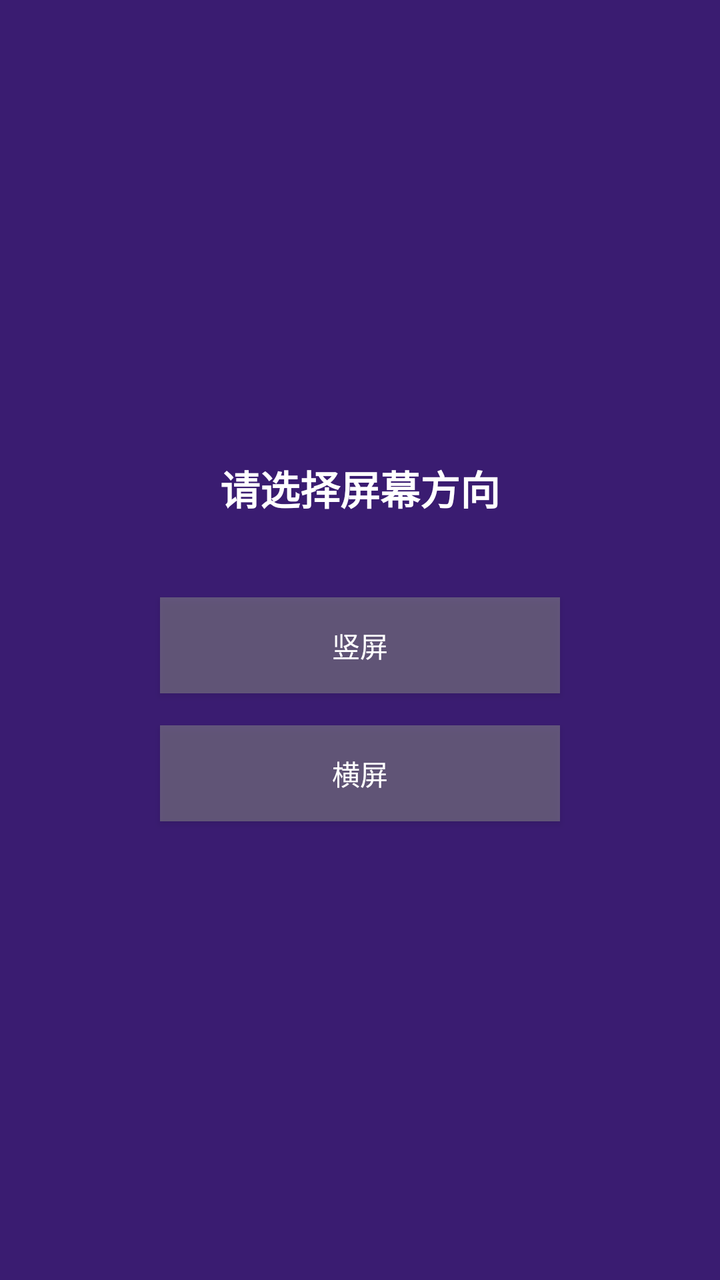
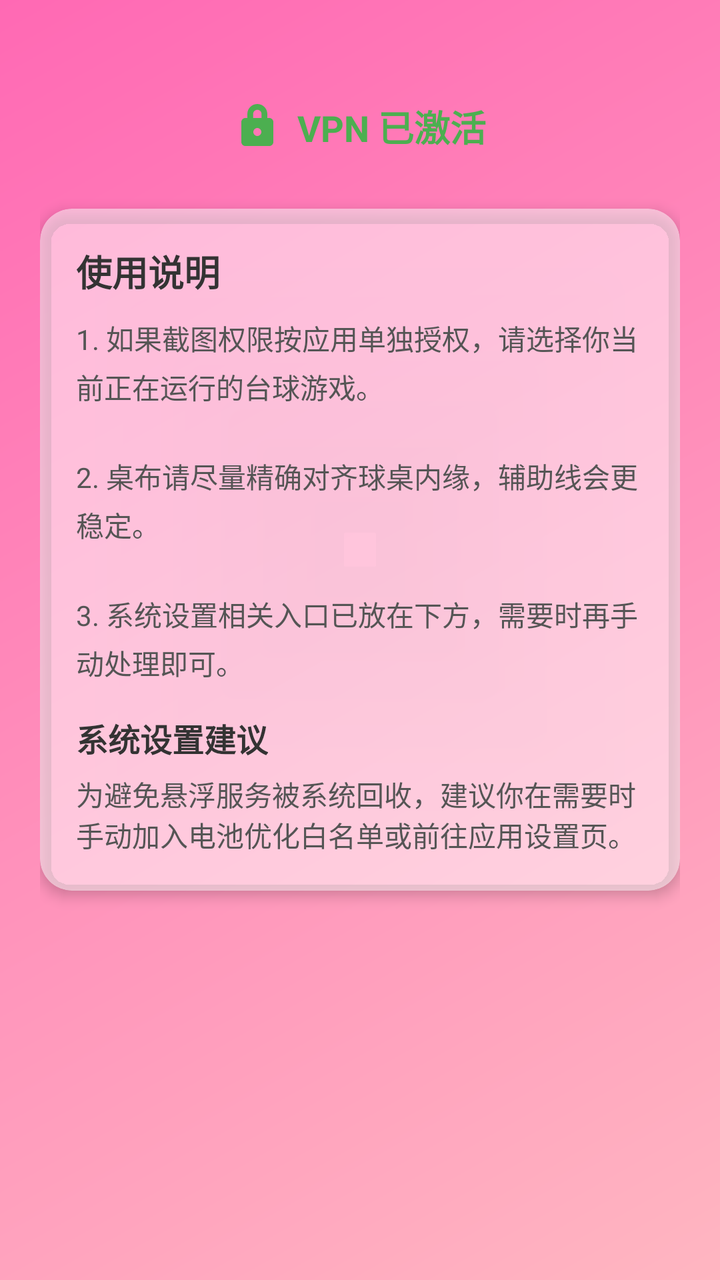

The first picture is an Android layout as it rendered before a commit; the second is the same layout after the commit. The layout source and the unified diff follow.
<!-- AndroidManifest.xml: application theme Theme.BabyJie -->
<!-- res/layout/activity_orientation.xml -->
<?xml version="1.0" encoding="utf-8"?>
<LinearLayout xmlns:android="http://schemas.android.com/apk/res/android"
    android:layout_width="match_parent"
    android:layout_height="match_parent"
    android:gravity="center"
    android:orientation="vertical"
    android:background="#FF3A1C71">

    <TextView
        android:layout_width="wrap_content"
        android:layout_height="wrap_content"
        android:text="请选择屏幕方向"
        android:textColor="#FFFFFF"
        android:textSize="20sp"
        android:textStyle="bold"
        android:layout_marginBottom="40dp" />

    <Button
        android:id="@+id/btnPortrait"
        android:layout_width="200dp"
        android:layout_height="48dp"
        android:text="竖屏"
        android:textColor="#FFFFFF"
        android:background="#88888888" />

    <Button
        android:id="@+id/btnLandscape"
        android:layout_width="200dp"
        android:layout_height="48dp"
        android:text="横屏"
        android:textColor="#FFFFFF"
        android:background="#88888888"
        android:layout_marginTop="16dp" />
</LinearLayout>
<!-- resources referenced by this layout -->
<resources>
  <style name="Theme.BabyJie" parent="Theme.AppCompat.Light.NoActionBar">
          <item name="android:statusBarColor">#000000</item>
          <item name="android:navigationBarColor">#000000</item>
      </style>
</resources>

<!-- the commit's change to res/layout/activity_orientation.xml (unified diff, before → after) -->
@@ -1,34 +1,110 @@
 <?xml version="1.0" encoding="utf-8"?>
 <LinearLayout xmlns:android="http://schemas.android.com/apk/res/android"
+    xmlns:app="http://schemas.android.com/apk/res-auto"
     android:layout_width="match_parent"
     android:layout_height="match_parent"
-    android:gravity="center"
     android:orientation="vertical"
-    android:background="#FF3A1C71">
+    android:background="@drawable/bg_pink_gradient"
+    android:padding="20dp"
+    android:gravity="center_horizontal">
 
-    <TextView
+    
+    <LinearLayout
         android:layout_width="wrap_content"
         android:layout_height="wrap_content"
-        android:text="请选择屏幕方向"
-        android:textColor="#FFFFFF"
-        android:textSize="20sp"
-        android:textStyle="bold"
-        android:layout_marginBottom="40dp" />
+        android:orientation="horizontal"
+        android:layout_marginTop="30dp"
+        android:gravity="center_vertical">
 
-    <Button
-        android:id="@+id/btnPortrait"
-        android:layout_width="200dp"
-        android:layout_height="48dp"
-        android:text="竖屏"
-        android:textColor="#FFFFFF"
-        android:background="#88888888" />
+        <ImageView
+            android:layout_width="24dp"
+            android:layout_height="24dp"
+            android:src="@drawable/ic_vpn" />
 
-    <Button
-        android:id="@+id/btnLandscape"
-        android:layout_width="200dp"
-        android:layout_height="48dp"
-        android:text="横屏"
-        android:textColor="#FFFFFF"
-        android:background="#88888888"
-        android:layout_marginTop="16dp" />
+        <TextView
+            android:layout_width="wrap_content"
+            android:layout_height="wrap_content"
+            android:text="VPN 已激活"
+            android:textColor="#4CAF50"
+            android:textSize="18sp"
+            android:textStyle="bold"
+            android:layout_marginStart="8dp"/>
+    </LinearLayout>
+
+    
+    <androidx.cardview.widget.CardView
+        android:layout_width="match_parent"
+        android:layout_height="wrap_content"
+        android:layout_marginTop="28dp"
+        app:cardCornerRadius="16dp"
+        app:cardElevation="4dp"
+        app:cardBackgroundColor="#80FFFFFF">
+
+        <LinearLayout
+            android:layout_width="match_parent"
+            android:layout_height="wrap_content"
+            android:orientation="vertical"
+            android:padding="18dp">
+
+            <TextView
+                android:layout_width="wrap_content"
+                android:layout_height="wrap_content"
+                android:text="使用说明"
+                android:textSize="18sp"
+                android:textColor="#333333"
+                android:textStyle="bold"
+                android:layout_marginBottom="10dp"/>
+
+            <TextView
+                android:layout_width="wrap_content"
+                android:layout_height="wrap_content"
+                android:text="1. 如果截图权限按应用单独授权，请选择你当前正在运行的台球游戏。\n\n2. 桌布请尽量精确对齐球桌内缘，辅助线会更稳定。\n\n3. 系统设置相关入口已放在下方，需要时再手动处理即可。"
+                android:textSize="14sp"
+                android:textColor="#555555"
+                android:lineSpacingExtra="4dp"/>
+
+            <TextView
+                android:layout_width="wrap_content"
+                android:layout_height="wrap_content"
+                android:text="系统设置建议"
+                android:textSize="16sp"
+                android:textColor="#333333"
+                android:textStyle="bold"
+                android:layout_marginTop="16dp"/>
+
+            <TextView
+                android:layout_width="wrap_content"
+                android:layout_height="wrap_content"
+                android:text="为避免悬浮服务被系统回收，建议你在需要时手动加入电池优化白名单或前往应用设置页。"
+                android:textSize="14sp"
+                android:textColor="#555555"
+                android:layout_marginTop="6dp"/>
+        </LinearLayout>
+    </androidx.cardview.widget.CardView>
+
+    
+    <LinearLayout
+        android:layout_width="match_parent"
+        android:layout_height="wrap_content"
+        android:orientation="horizontal"
+        android:layout_marginTop="24dp"
+        android:gravity="center">
+
+        <Button
+            android:id="@+id/btnLandscape"
+            style="@style/PinkGlassButton"
+            android:text="横版进"
+            android:layout_width="0dp"
+            android:layout_weight="1"
+            android:layout_marginEnd="12dp"/>
+
+        <Button
+            android:id="@+id/btnPortrait"
+            style="@style/PinkGlassButton"
+            android:text="竖版进"
+            android:layout_width="0dp"
+            android:layout_weight="1"
+            android:layout_marginStart="12dp"/>
+    </LinearLayout>
+
 </LinearLayout>
<!-- resource entries referenced after the edit -->
@@ -1,5 +1,27 @@
 <!-- resources referenced by this layout -->
 <resources>
+  <!-- drawable bg_pink_gradient (drawable) -->
+  <shape xmlns:android="http://schemas.android.com/apk/res/android">
+      <gradient
+          android:startColor="#FFB6C1"
+          android:endColor="#FF69B4"
+          android:angle="135"/>
+  </shape>
+  <!-- drawable ic_vpn (drawable) -->
+  <vector xmlns:android="http://schemas.android.com/apk/res/android"
+      android:width="24dp"
+      android:height="24dp"
+      android:viewportWidth="24"
+      android:viewportHeight="24">
+      <path
+          android:fillColor="#4CAF50"
+          android:pathData="M18,8h-1V6c0,-2.76 -2.24,-5 -5,-5S7,3.24 7,6v2H6c-1.1,0 -2,0.9 -2,2v10c0,1.1 0.9,2 2,2h12c1.1,0 2,-0.9 2,-2V10c0,-1.1 -0.9,-2 -2,-2zM12,17c-1.1,0 -2,-0.9 -2,-2s0.9,-2 2,-2 2,0.9 2,2 -0.9,2 -2,2zM14.1,8H9.9V6c0,-1.16 0.94,-2.1 2.1,-2.1 1.16,0 2.1,0.94 2.1,2.1v2z"/>
+  </vector>
+  <style name="PinkGlassButton" parent="Widget.AppCompat.Button">
+          <item name="android:background">#88888888</item>
+          <item name="android:textColor">#FFFFFF</item>
+          <item name="android:textSize">16sp</item>
+      </style>
   <style name="Theme.BabyJie" parent="Theme.AppCompat.Light.NoActionBar">
           <item name="android:statusBarColor">#000000</item>
           <item name="android:navigationBarColor">#000000</item>
